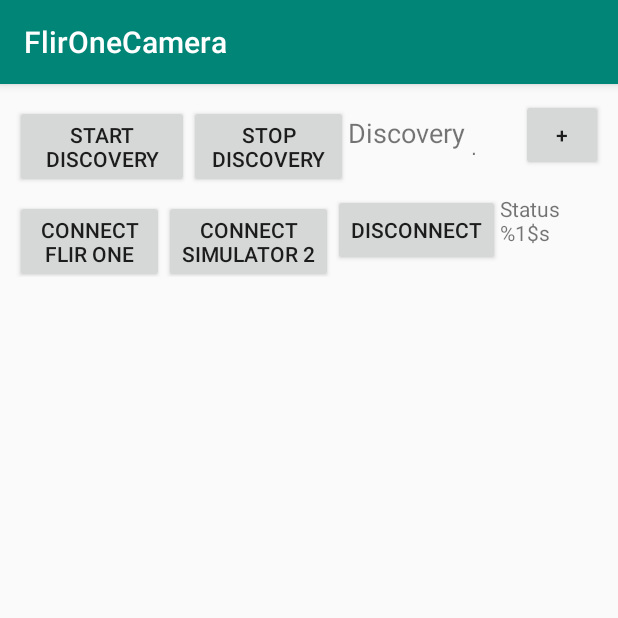
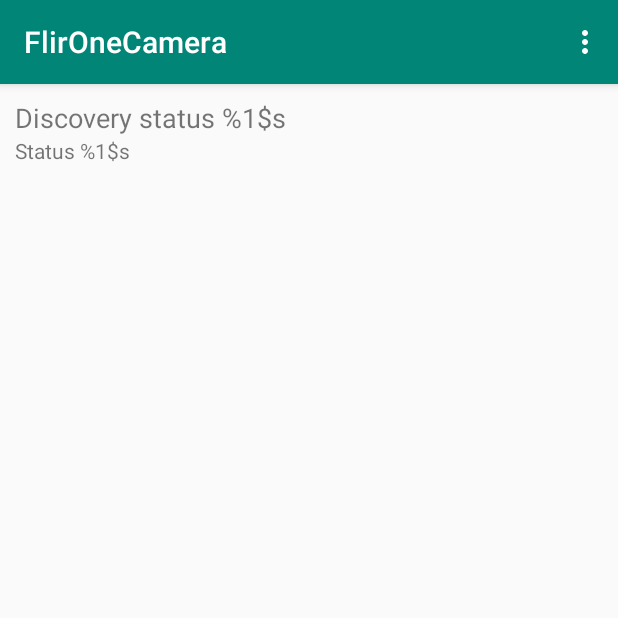
Before and after one commit to yaminibandi/flirthermal, an Android app: the screen it shows after launch (MainActivity), on a phone screen of 412 x 824 dp, the top half of it. Run offline under Robolectric (Android 15) with nearby library versions, the phone set to English and light mode, and no system bars; our stand-ins replace Volley; libraries missing offline, so code that uses them is left out: com.google.android.gms; 2 statements that could not run were skipped.

Commit message:
second commit

```diff
--- a/app/src/main/java/com/samples/flironecamera/CameraHandler.java
+++ b/app/src/main/java/com/samples/flironecamera/CameraHandler.java
@@ -45,6 +45,7 @@ import android.content.Context;
 import org.jetbrains.annotations.Nullable;
 
 import java.io.IOException;
+import java.text.DecimalFormat;
 import java.util.Collections;
 import java.util.LinkedList;
 import java.util.List;
@@ -305,19 +306,21 @@ class CameraHandler {
                     int rectangleY = (int) (y1 + height/2);
                         try{
                             double averageTemp = 0;
+                            DecimalFormat df = new DecimalFormat("#.##");
                             averageTemp = thermalImage.getValueAt(new Point( (int)(rectangleX /2.25), (int)(rectangleY / 2.25)));
                             averageTemp-=273;
+                            averageTemp-=0.5;
                             Log.d("TEMP", Double.toString(averageTemp));
-
+                            String averageTempString=df.format(averageTemp);
                             if( averageTemp >= 36.5){
                                 myRectPaint.setColor(Color.RED);
                                 myRectPaint.setTextSize((int) (70));
-                                tempCanvas.drawText(Double.toString(averageTemp), x1, y1, myRectPaint);
+                                tempCanvas.drawText(averageTempString, x1, y1, myRectPaint);
                                 tempCanvas.drawRoundRect(new RectF(x1, y1, x2, y2), 2, 2, myRectPaint);
                             } else{
                                 myRectPaint.setColor(Color.BLUE);
                                 myRectPaint.setTextSize((int) (70));
-                                tempCanvas.drawText(Double.toString(averageTemp), x1, y1, myRectPaint);
+                                tempCanvas.drawText(averageTempString, x1, y1, myRectPaint);
                                 tempCanvas.drawRoundRect(new RectF(x1, y1, x2, y2), 2, 2, myRectPaint);
                             }
 
--- a/app/src/main/res/layout/activity_main.xml
+++ b/app/src/main/res/layout/activity_main.xml
@@ -1,5 +1,5 @@
 <?xml version="1.0" encoding="utf-8"?>
-<LinearLayout xmlns:android="http://schemas.android.com/apk/res/android"
+<RelativeLayout xmlns:android="http://schemas.android.com/apk/res/android"
     xmlns:tools="http://schemas.android.com/tools"
     android:layout_width="match_parent"
     android:layout_height="match_parent"
@@ -7,81 +7,30 @@
     android:orientation="vertical"
     tools:context=".MainActivity">
 
-    <!-- Title  -->
-
-    <!-- Show SDK version  -->
-
-    <!-- Start / Stop discovery buttons  -->
     <LinearLayout
         android:layout_width="match_parent"
-        android:layout_height="63dp"
-        android:orientation="horizontal">
-
-        <Button
-            android:id="@+id/start_discovery"
-            android:layout_width="116dp"
-            android:layout_height="wrap_content"
-            android:onClick="startDiscovery"
-            android:text="@string/start_discovery_text" />
-
-        <Button
-            android:id="@+id/stop_discovery"
-            android:layout_width="106dp"
-            android:layout_height="wrap_content"
-            android:onClick="stopDiscovery"
-            android:text="@string/stop_discovery_text" />
+        android:layout_height="wrap_content"
+        android:id="@+id/texts"
+        android:orientation="vertical">
 
         <TextView
             android:id="@+id/discovery_status"
-            android:layout_width="115dp"
-            android:layout_height="27dp"
+            android:layout_width="wrap_content"
+            android:layout_height="wrap_content"
             android:text="@string/discovery_status_text"
             android:textSize="18sp" />
-
-        <Button
-            android:id="@+id/button"
+        <TextView
+            android:id="@+id/connection_status_text"
             android:layout_width="wrap_content"
             android:layout_height="wrap_content"
-            android:layout_weight="1"
-            android:text="+" />
-    </LinearLayout>
-
-    <!-- Connect to FLIR ONE / Emulators buttons  -->
-    <LinearLayout
-        android:layout_width="match_parent"
-        android:layout_height="wrap_content">
-
-        <Button
-            android:id="@+id/connect_flir_one"
-            android:layout_width="99dp"
-            android:layout_height="wrap_content"
-            android:onClick="connectFlirOne"
-            android:text="@string/connect_f1_text" />
-
-        <Button
-            android:id="@+id/connect_s2"
-            android:layout_width="wrap_content"
-            android:layout_height="wrap_content"
-            android:onClick="connectSimulatorTwo"
-            android:text="@string/connect_sim2_text" />
-
-        <Button
-            android:id="@+id/disconnect_any"
-            android:layout_width="wrap_content"
-            android:layout_height="wrap_content"
-            android:onClick="disconnect"
-            android:text="@string/disconnect_text" />
-
-        <TextView
-            android:id="@+id/connection_status_text"
-            android:layout_width="58dp"
-            android:layout_height="match_parent"
             android:text="@string/connection_status_text" />
     </LinearLayout>
 
+
     <LinearLayout
-        android:layout_width="364dp"
-        android:layout_height="491dp"
+        android:layout_width="match_parent"
+        android:layout_height="match_parent"
+        android:layout_below="@id/texts"
         android:orientation="vertical">
 
         <ImageView
@@ -94,12 +43,12 @@
 
         <ImageView
             android:id="@+id/photo_image"
-            android:layout_width="278dp"
-            android:layout_height="365dp"
+            android:layout_width="match_parent"
+            android:layout_height="match_parent"
             android:contentDescription="image with only visual image"
             android:maxWidth="50dp"
             android:minWidth="50dp" />
     </LinearLayout>
 
 
-</LinearLayout>
+</RelativeLayout>
--- /dev/null
+++ b/app/src/main/res/menu/menu.xml
@@ -0,0 +1,23 @@
+<?xml version="1.0" encoding="utf-8"?>
+<menu xmlns:android="http://schemas.android.com/apk/res/android"
+    xmlns:app="http://schemas.android.com/apk/res-auto">
+<!--    <item android:id="@+id/menu_startdiscovery"-->
+<!--        android:title="Start Discovery"-->
+<!--        app:showAsAction="never"/>-->
+    <item android:id="@+id/menu_stopdiscovery"
+        android:title="Stop Discovery"
+        app:showAsAction="never"/>
+    <item android:id="@+id/menu_flirone"
+        android:title="Connect FlirOne"
+        app:showAsAction="never"/>
+    <item android:id="@+id/menu_simulator"
+        android:title="Connect Simulator 2"
+        app:showAsAction="never"/>
+    <item android:id="@+id/menu_disconnect"
+        android:title="Disconnect"
+        app:showAsAction="never"/>
+    <item
+        android:id="@+id/menu_addurl"
+        android:title="Add URL"
+        app:showAsAction="never" />
+</menu>
```
Also changed, not shown: app/src/main/java/com/samples/flironecamera/MainActivity.java (+66 -33 lines).
